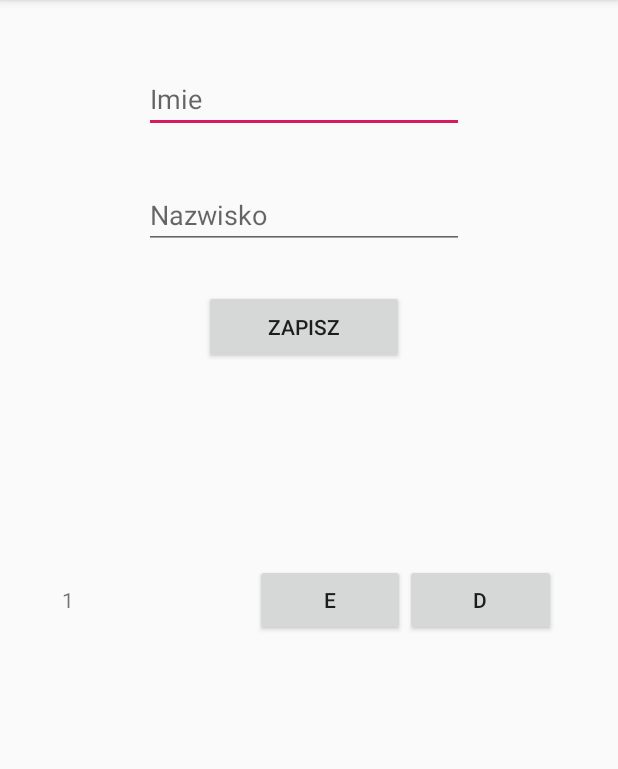
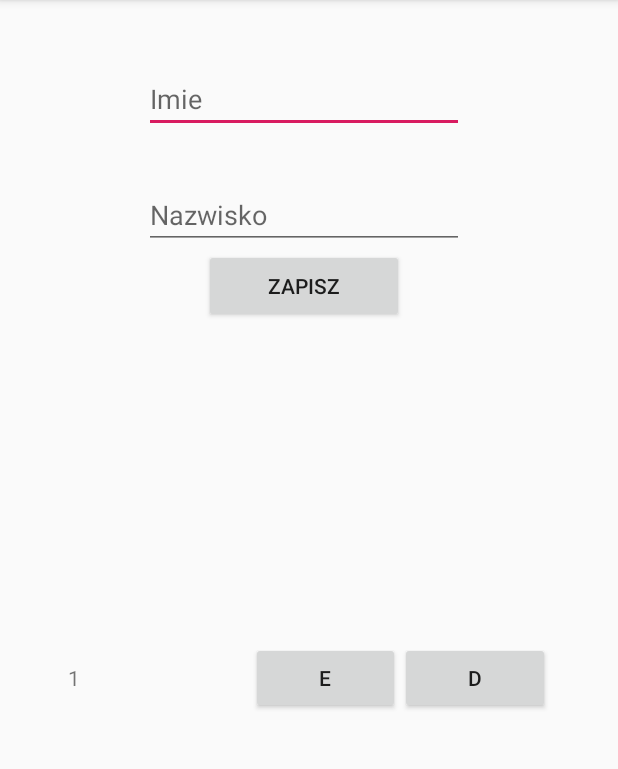
Before and after one commit to Filiponesco/android-user-list, an Android app: the screen it shows after launch (MainActivity), after a tap on "ZAPISZ", on a phone screen of 412 x 824 dp, the part 84-853 px from its top. Run offline under Robolectric (Android 15) with nearby library versions, the phone set to English and light mode, and no system bars.

Commit message:
clean code, update UI onResume(), looks better

```diff
--- a/Android_first_project/app/src/main/res/layout/activity_main.xml
+++ b/Android_first_project/app/src/main/res/layout/activity_main.xml
@@ -40,19 +40,18 @@
         android:layout_width="133dp"
         android:layout_height="49dp"
         android:text="@string/button_save"
-        app:layout_constraintBottom_toBottomOf="parent"
         app:layout_constraintEnd_toEndOf="@+id/editTxtLastName"
         app:layout_constraintStart_toStartOf="@+id/editTxtLastName"
-        app:layout_constraintTop_toBottomOf="@+id/editTxtLastName"
-        app:layout_constraintVertical_bias="0.050000012" />
+        app:layout_constraintTop_toBottomOf="@+id/editTxtLastName" />
 
     <androidx.recyclerview.widget.RecyclerView
         android:id="@+id/users_recycler_view"
-        android:layout_width="329dp"
-        android:layout_height="259dp"
+        android:layout_width="321dp"
+        android:layout_height="319dp"
         app:layout_constraintBottom_toBottomOf="parent"
         app:layout_constraintEnd_toEndOf="parent"
         app:layout_constraintStart_toStartOf="parent"
-        app:layout_constraintTop_toBottomOf="@+id/btnSave" />
+        app:layout_constraintTop_toBottomOf="@+id/btnSave"
+        app:layout_constraintVertical_bias="0.90999997" />
 
 </androidx.constraintlayout.widget.ConstraintLayout>
```
